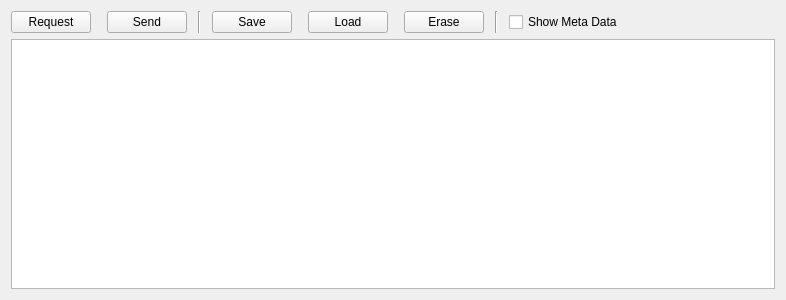
openpilot/OpenPilot, file ground/openpilotgcs/src/plugins/uavobjectbrowser/uavobjectbrowser.ui: the form before one commit.
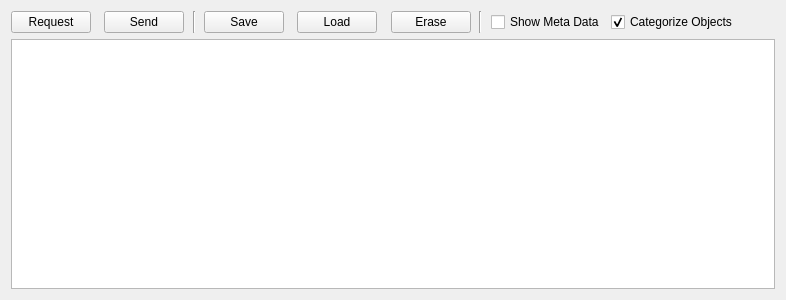
The form after the commit.

Commit message: OP-642 Added a checkbox in the UAVOBrowser widget to select if the objects should be shown in a categorized manner or not. It is now possible to switch between categorized and 'classic' view.

Patch:
```diff
--- a/ground/openpilotgcs/src/plugins/uavobjectbrowser/uavobjectbrowser.ui
+++ b/ground/openpilotgcs/src/plugins/uavobjectbrowser/uavobjectbrowser.ui
@@ -202,6 +202,19 @@
        </property>
       </widget>
      </item>
+     <item>
+      <widget class="QCheckBox" name="categorizeCheckbox">
+       <property name="toolTip">
+        <string>Select to sort objects in to categories.</string>
+       </property>
+       <property name="text">
+        <string>Categorize Objects</string>
+       </property>
+       <property name="checked">
+        <bool>true</bool>
+       </property>
+      </widget>
+     </item>
      <item>
       <spacer name="horizontalSpacer_3">
        <property name="orientation">
```
The commit also changes 4 other files.
